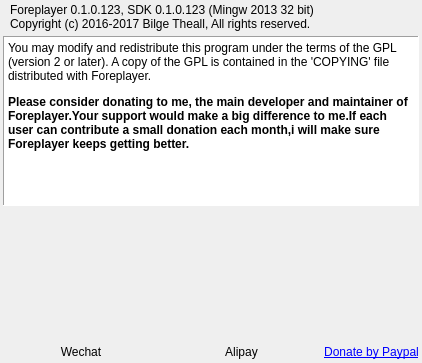
The window that desktop/app/gui/dialogs/optionabout.ui (theall/Foreplayer) describes before a commit, drawn with Qt 5.
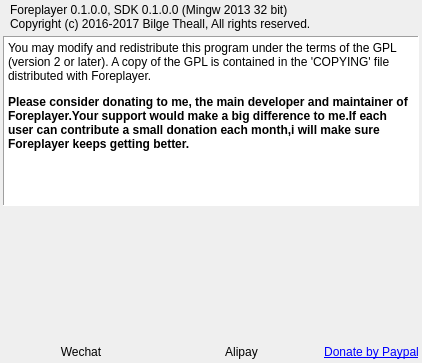
The same window after the commit. Icons and pictures are not drawn.

Patch:
```diff
--- a/desktop/app/gui/dialogs/optionabout.ui
+++ b/desktop/app/gui/dialogs/optionabout.ui
@@ -58,7 +58,7 @@
        <item>
         <widget class="QLabel" name="lblVersion">
          <property name="text">
-          <string>Foreplayer 0.1.0.123, SDK 0.1.0.123 (Mingw 2013 32 bit)</string>
+          <string>Foreplayer 0.1.0.0, SDK 0.1.0.0 (Mingw 2013 32 bit)</string>
          </property>
         </widget>
        </item>
```
